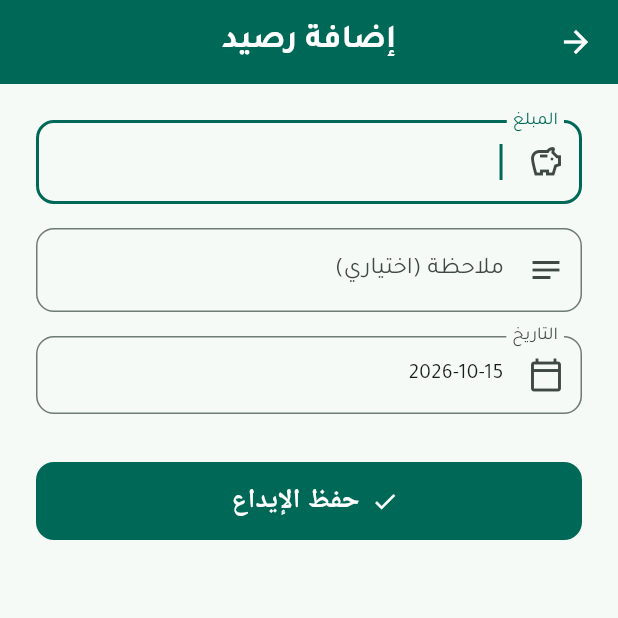
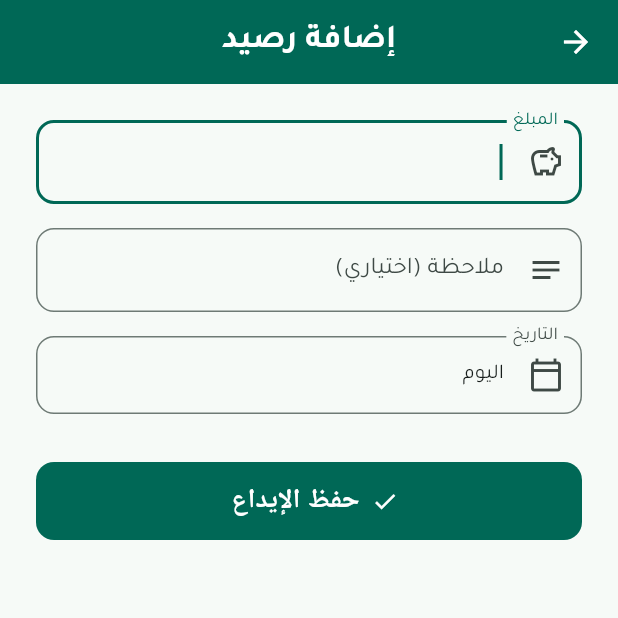
Before and after one commit to tahashebani5/tahashebani5-money_managemnt, a Flutter app: the Depositepage screen opened directly with empty values, after a tap on "إضافة رصيد", on a phone screen of 412 x 824 dp, the top half of it. Run offline on Flutter 3.47's test engine with Material 3 defaults, Android fonts, the light colour scheme and no system bars; our stand-ins replace file_picker, flutter_slidable, share_plus, sqflite; accounts and stored records are empty.

Commit message:
Bottom navigation, friendly dates, quick add expense, hide empty bills
- Each account opens in a screen with a bottom bar: home, bills,
  deposits, statistics (tabs reload when selected)
- Dates are shown as "اليوم", "أمس" or "الخميس 15 أكتوبر" (storage
  format unchanged), with tests
- "إضافة مصروف" button on the home screen adds straight to today's bill;
  home tiles are now today's bill, add deposit and transfer
- Bills that were opened but never got an item are hidden from the
  bills list

```diff
--- a/lib/screens/accountPages/selectAccount.dart
+++ b/lib/screens/accountPages/selectAccount.dart
@@ -2,7 +2,7 @@ import 'package:file_picker/file_picker.dart';
 import 'package:flutter/material.dart';
 import 'package:share_plus/share_plus.dart';
 import 'package:money_management/screens/accountPages/createAccount.dart';
-import 'package:money_management/screens/homePages/homePage.dart';
+import 'package:money_management/screens/homePages/accountShell.dart';
 import '../../services/Database_Services.dart';
 import '../../widgets/commonWidgets.dart';
 
@@ -174,8 +174,8 @@ class _SelectaccountState extends State<Selectaccount> {
                     Navigator.of(context)
                         .push(
                           MaterialPageRoute(
-                            builder: (context) => Homepage(
-                              acccount_id: account['account_id'],
+                            builder: (context) => Accountshell(
+                              account_id: account['account_id'],
                             ),
                           ),
                         )
--- a/lib/screens/homePages/billPages/billPage.dart
+++ b/lib/screens/homePages/billPages/billPage.dart
@@ -99,7 +99,7 @@ class _BillpageState extends State<Billpage> {
     return ScaffoldMessenger(
       key: _messengerKey,
       child: Scaffold(
-        appBar: AppBar(title: Text('فاتورة ${ltr(widget.date)}')),
+        appBar: AppBar(title: Text('فاتورة ${friendlyDate(widget.date)}')),
         body: FutureBuilder<List<dynamic>>(
           future: _load(),
           builder: (context, snapshot) {
--- a/lib/screens/homePages/billPages/previesBillsPage.dart
+++ b/lib/screens/homePages/billPages/previesBillsPage.dart
@@ -49,9 +49,9 @@ class _PreviesbillspageState extends State<Previesbillspage> {
         icon: const Icon(Icons.edit_calendar),
         label: const Text('فاتورة بتاريخ آخر'),
       ),
-      appBar: AppBar(title: const Text('الفواتير السابقة')),
+      appBar: AppBar(title: const Text('الفواتير')),
       body: FutureBuilder<List<Map<String, dynamic>>>(
-        future: DatabaseHelper().getBills(widget.account_id),
+        future: DatabaseHelper().getBills(widget.account_id, nonEmptyOnly: true),
         builder: (context, snapshot) {
           if (snapshot.connectionState == ConnectionState.waiting && !snapshot.hasData) {
             return const Center(child: CircularProgressIndicator());
@@ -90,7 +90,7 @@ class _PreviesbillspageState extends State<Previesbillspage> {
                         foregroundColor: scheme.onPrimaryContainer,
                         child: const Icon(Icons.receipt_long),
                       ),
-                      title: Text(bill['bill_date'].toString()),
+                      title: Text(friendlyDate(bill['bill_date'].toString())),
                       trailing: Text(
                         moneyText(bill['total_price']),
                         style: const TextStyle(fontSize: 17, fontWeight: FontWeight.bold),
--- a/lib/screens/homePages/depositePages/addDepositePage.dart
+++ b/lib/screens/homePages/depositePages/addDepositePage.dart
@@ -104,7 +104,7 @@ class _AdddepositepageState extends State<Adddepositepage> {
                   labelText: 'التاريخ',
                   prefixIcon: Icon(Icons.calendar_today_outlined),
                 ),
-                child: Text(ltr(_date)),
+                child: Text(friendlyDate(_date)),
               ),
             ),
             const SizedBox(height: 32),
--- a/lib/screens/homePages/depositePages/depositePage.dart
+++ b/lib/screens/homePages/depositePages/depositePage.dart
@@ -160,7 +160,7 @@ class _DepositepageState extends State<Depositepage> {
                             ),
                             subtitle: Text(
                               [
-                                deposite['deposite_date'].toString(),
+                                friendlyDate(deposite['deposite_date'].toString()),
                                 if ((deposite['note'] as String?)?.isNotEmpty ?? false) deposite['note'] as String,
                               ].join(' · '),
                             ),
--- a/lib/screens/homePages/searchPage.dart
+++ b/lib/screens/homePages/searchPage.dart
@@ -113,7 +113,7 @@ class _SearchpageState extends State<Searchpage> {
                             ),
                           ),
                           title: Text(item['item_name'].toString(), style: const TextStyle(fontSize: 18)),
-                          subtitle: Text(item['bill_date'].toString()),
+                          subtitle: Text(friendlyDate(item['bill_date'].toString())),
                           trailing: Text(
                             moneyText(item['item_price']),
                             style: const TextStyle(fontSize: 17, fontWeight: FontWeight.bold),
--- a/lib/screens/homePages/transferPage.dart
+++ b/lib/screens/homePages/transferPage.dart
@@ -115,7 +115,7 @@ class _TransferpageState extends State<Transferpage> {
                       labelText: 'التاريخ',
                       prefixIcon: Icon(Icons.calendar_today_outlined),
                     ),
-                    child: Text(ltr(_date)),
+                    child: Text(friendlyDate(_date)),
                   ),
                 ),
                 const SizedBox(height: 32),
--- a/lib/widgets/commonWidgets.dart
+++ b/lib/widgets/commonWidgets.dart
@@ -46,6 +46,27 @@ const ItemCategory noCategory = ItemCategory('', 'بدون تصنيف', Icons.sh
 // Old items (saved before categories existed) have no category.
 ItemCategory categoryOf(String? key) =>
     itemCategories.firstWhere((c) => c.key == key, orElse: () => noCategory);
+
+// DateTime.weekday: Monday = 1 ... Sunday = 7
+const List<String> arabicWeekdays = [
+  'الاثنين', 'الثلاثاء', 'الأربعاء', 'الخميس', 'الجمعة', 'السبت', 'الأحد',
+];
+
+// "2026-10-15" -> "اليوم" / "أمس" / "الخميس 15 أكتوبر" (year added when not this year).
+// Only for display; dates are still stored as "yyyy-MM-dd".
+String friendlyDate(String date, {DateTime? now}) {
+  final day = DateTime.tryParse(date);
+  if (day == null) return date;
+  final today = now ?? DateTime.now();
+  // UTC so daylight-saving changes cannot turn "yesterday" into 0 days
+  final diff = DateTime.utc(today.year, today.month, today.day)
+      .difference(DateTime.utc(day.year, day.month, day.day))
+      .inDays;
+  if (diff == 0) return 'اليوم';
+  if (diff == 1) return 'أمس';
+  final text = '${arabicWeekdays[day.weekday - 1]} ${day.day} ${arabicMonths[day.month - 1]}';
+  return day.year == today.year ? text : '$text ${day.year}';
+}
 
 // "2026-10-15" -> "أكتوبر 2026"
 String monthTitle(String date) {
```
Also changed, not shown: lib/screens/homePages/accountShell.dart (added, +58 -0 lines), lib/screens/homePages/homePage.dart (+23 -24 lines), lib/services/Database_Services.dart (+6 -2 lines), 1 other file.
